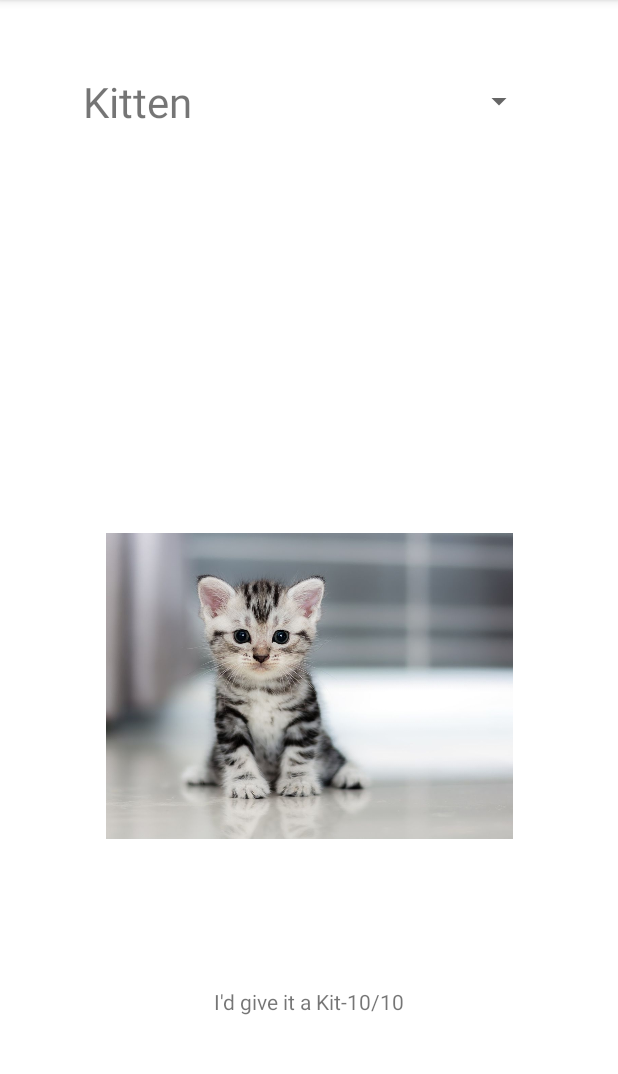
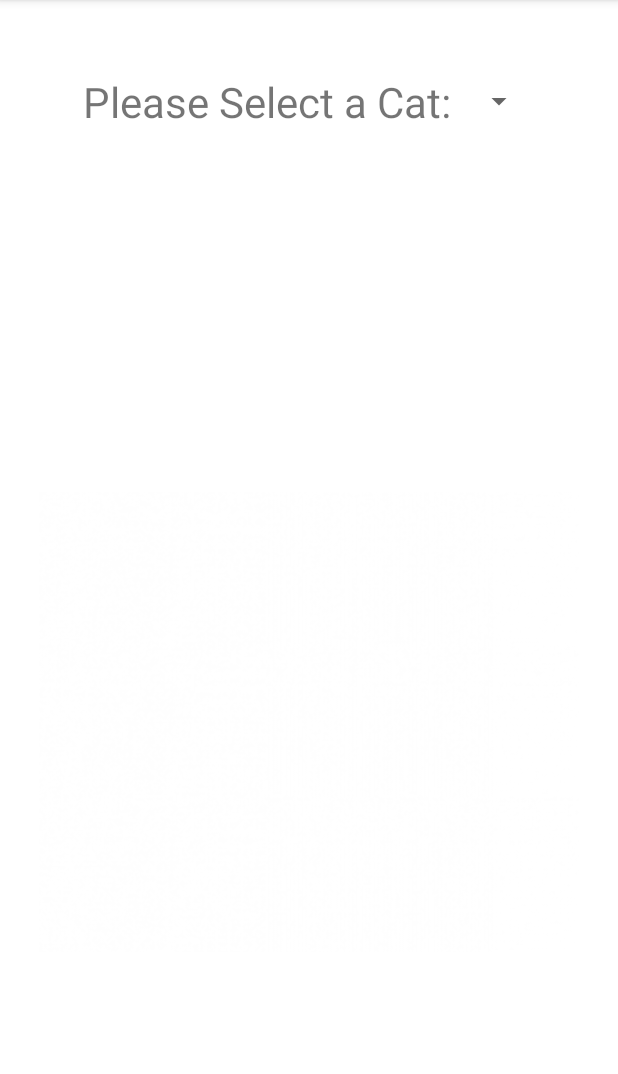
Before and after one commit to AWTemple/CIS3515_Assignment4, an Android app: the screen it shows after launch (ImageActivity), on a phone screen of 412 x 824 dp, the part 84-1158 px from its top. Run offline under Robolectric (Android 15) with nearby library versions, the phone set to English and light mode, and no system bars.

Commit message:
Some Progress: Need to fix dropdown menu yet.

```diff
--- a/app/src/main/java/edu/temple/cis3515_assignment3/Cat.java
+++ b/app/src/main/java/edu/temple/cis3515_assignment3/Cat.java
@@ -3,6 +3,7 @@ package edu.temple.cis3515_assignment3;
 public class Cat
 {
     private String name, desc;
+    private int imageID;
 
     public Cat(String name, String desc)
     {
@@ -19,4 +20,14 @@ public class Cat
     {
         return desc;
     }
+
+    public void setImgID(int id)
+    {
+        this.imageID = id;
+    }
+
+    public int getImgID()
+    {
+        return this.imageID;
+    }
 }
--- a/app/src/main/java/edu/temple/cis3515_assignment3/CatAdapter.java
+++ b/app/src/main/java/edu/temple/cis3515_assignment3/CatAdapter.java
@@ -4,9 +4,12 @@ import android.content.Context;
 import android.view.View;
 import android.view.ViewGroup;
 import android.widget.BaseAdapter;
+import android.widget.ImageView;
 import android.widget.LinearLayout;
 import android.widget.SpinnerAdapter;
 import android.widget.TextView;
+
+import androidx.constraintlayout.widget.ConstraintLayout;
 
 import java.util.ArrayList;
 
@@ -42,30 +45,61 @@ public class CatAdapter extends BaseAdapter implements SpinnerAdapter
     @Override
     public View getView(int position, View convertView, ViewGroup parent)
     {
-        LinearLayout linearLayout;
+        //Similar to the getView method, we'll create a layout, check if
+        //converView needs to be created, and then call up the necessary data
+        LinearLayout lLayout;
+        TextView catView;
+        ImageView catImg;
 
-        TextView catView;
-
-        //Just like in the sample code from class, we check if convertview is null
-        //If it is, we create a new CatView and set its attributes
         if (convertView == null)
         {
-            linearLayout = new LinearLayout(context);
-            linearLayout.setOrientation(LinearLayout.VERTICAL);
+            lLayout = new LinearLayout(context);
             catView = new TextView(context);
             catView.setTextSize(28);
-            linearLayout.addView(catView);
+            lLayout.addView(catView);
         }
-        //Otherwise we convert the... convertView
         else
         {
-            linearLayout = (LinearLayout) convertView;
-            catView = (TextView) linearLayout.getChildAt(0);
+            lLayout = (LinearLayout)convertView;
+            catView = (TextView)lLayout.getChildAt(1);
         }
 
         catView.setText(cats.get(position).getName());
 
-        return linearLayout;
+        return lLayout;
+    }
+
+    @Override
+    public View getDropDownView(int position, View convertView, ViewGroup parent)
+    {
+        //Similar to the getView method, we'll create a layout, check if
+        //converView needs to be created, and then call up the necessary data
+        ConstraintLayout cLayout;
+        TextView catView;
+        ImageView catImg;
+
+        if (convertView == null)
+        {
+            cLayout = new ConstraintLayout(context);
+            catImg = new ImageView(context);
+            catView = new TextView(context);
+            catView.setTextSize(28);
+            cLayout.addView(catImg);
+            cLayout.addView(catView);
+        }
+        else
+        {
+            cLayout = (ConstraintLayout)convertView;
+            catImg = (ImageView)cLayout.getChildAt(0);
+            catView = (TextView)cLayout.getChildAt(1);
+        }
+
+        catImg.setAdjustViewBounds(true);
+        catImg.setMaxWidth(150);
+        catImg.setImageResource(cats.get(position).getImgID());
+        catView.setText(cats.get(position).getName());
+
+        return cLayout;
     }
 
 }
--- a/app/src/main/java/edu/temple/cis3515_assignment3/ImageActivity.java
+++ b/app/src/main/java/edu/temple/cis3515_assignment3/ImageActivity.java
@@ -38,6 +38,7 @@ public class ImageActivity extends AppCompatActivity
 
         //Make an ArrayList of Cat Objects
         catArray = new ArrayList<Cat>();
+        catArray.add(new Cat("Please Select a Cat:", ""));
         catArray.add(new Cat("Kitten", "I'd give it a Kit-10/10"));
         catArray.add(new Cat("Old Cat", "Aged like a fine feline."));
         catArray.add(new Cat("Fancy Cat", "He landed on his feet."));
@@ -45,8 +46,14 @@ public class ImageActivity extends AppCompatActivity
         catArray.add(new Cat("COVID Cat", "Sick as a Dog."));
 
         //Instantiate array of images to go with
-        catImgArray = new int[]{R.drawable.kitten, R.drawable.oldcat, R.drawable.fancycat,
-                                      R.drawable.buffcat, R.drawable.covidcat};
+        catImgArray = new int[]{R.drawable.blank, R.drawable.kitten, R.drawable.oldcat,
+                                R.drawable.fancycat, R.drawable.buffcat, R.drawable.covidcat};
+
+        //Set Each Cat Object's Image ID
+        for(int i = 0; i < catArray.size(); i++)
+        {
+            catArray.get(i).setImgID(catImgArray[i]);
+        }
 
         //Create one of our custom catAdapters and pass it to our Spinner
         CatAdapter catAdapter = new CatAdapter(this, catArray);
@@ -70,8 +77,9 @@ public class ImageActivity extends AppCompatActivity
 
     private void updateScreen(int position)
     {
-        imageView.setImageResource(catImgArray[position]);
-        textView.setText(catArray.get(position).getDesc());
+        Cat currCat = catArray.get(position);
+        imageView.setImageResource(currCat.getImgID());
+        textView.setText(currCat.getDesc());
     }
 
 
--- a/app/src/main/res/layout/activity_main.xml
+++ b/app/src/main/res/layout/activity_main.xml
@@ -11,6 +11,7 @@
         android:layout_width="301dp"
         android:layout_height="39dp"
         android:layout_marginTop="48dp"
+        android:textAlignment="center"
         app:layout_constraintEnd_toEndOf="parent"
         app:layout_constraintStart_toStartOf="parent"
         app:layout_constraintTop_toTopOf="parent" />
@@ -29,8 +30,8 @@
 
     <ImageView
         android:id="@+id/imageView"
-        android:layout_width="271dp"
-        android:layout_height="260dp"
+        android:layout_width="360dp"
+        android:layout_height="308dp"
         android:layout_marginTop="240dp"
         app:layout_constraintEnd_toEndOf="parent"
         app:layout_constraintStart_toStartOf="parent"
```
Also changed, not shown: app/src/main/res/drawable-v24/blank.png (added).
